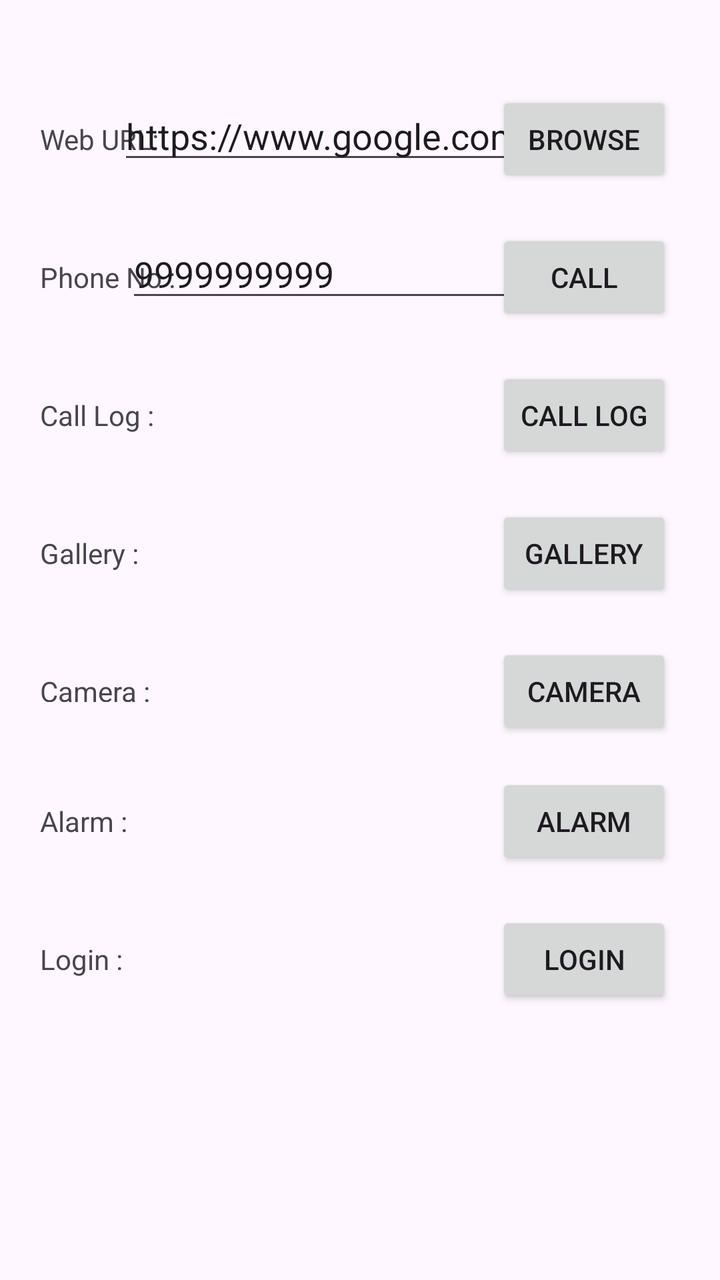
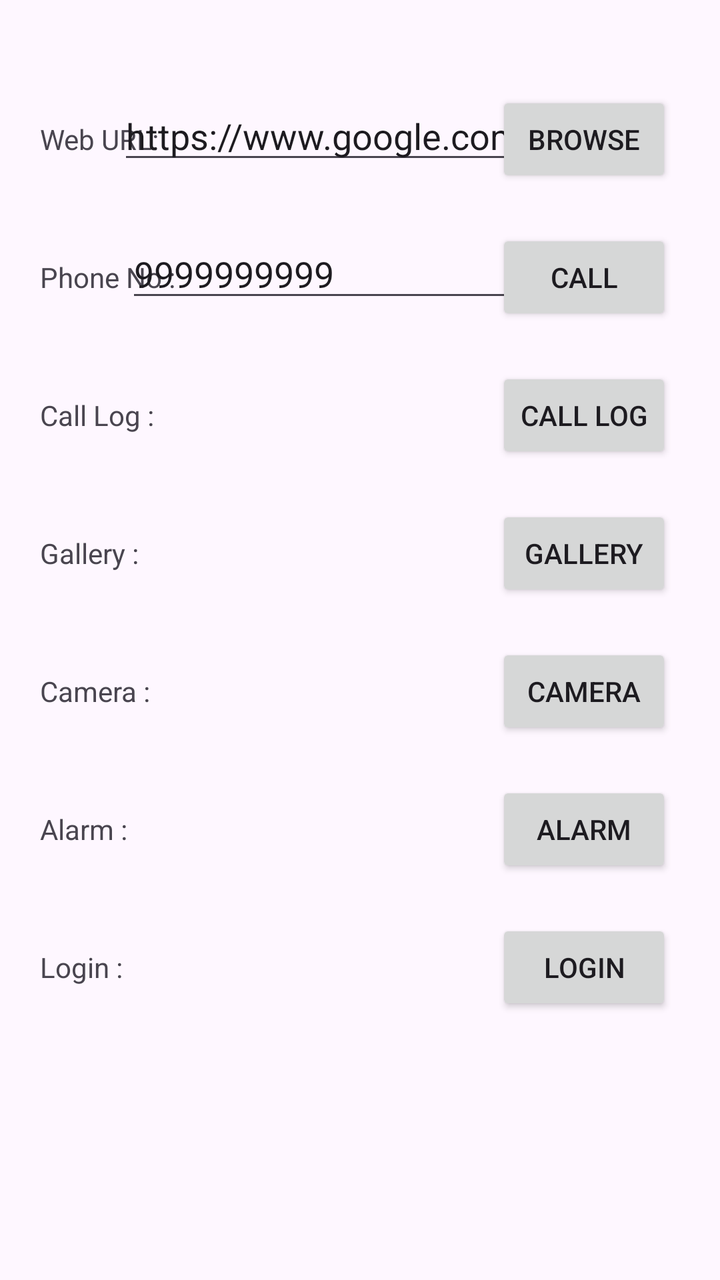

Screens rendered from an Android XML layout before and after an edit, with the pre-edit source and the edit as a unified diff.
<!-- AndroidManifest.xml: application theme Theme._24012011189_mad_p3 -->
<!-- res/layout/activity_main.xml -->
<?xml version="1.0" encoding="utf-8"?>
<androidx.constraintlayout.widget.ConstraintLayout xmlns:android="http://schemas.android.com/apk/res/android"
    xmlns:app="http://schemas.android.com/apk/res-auto"
    xmlns:tools="http://schemas.android.com/tools"
    android:id="@+id/main"
    android:layout_width="match_parent"
    android:layout_height="match_parent"
    tools:context=".MainActivity">

    <TextView
        android:id="@+id/textView3"
        android:layout_width="wrap_content"
        android:layout_height="wrap_content"
        android:layout_marginStart="20dp"
        android:layout_marginTop="60dp"
        android:text="Web URL:"
        android:textSize="14sp"
        app:layout_constraintStart_toStartOf="parent"
        app:layout_constraintTop_toTopOf="parent" />

    <EditText
        android:id="@+id/editTextText3"
        android:layout_width="wrap_content"
        android:layout_height="wrap_content"
        android:ems="10"
        android:inputType="text"
        android:text="https://www.google.com"
        app:layout_constraintBaseline_toBaselineOf="@+id/textView3"
        app:layout_constraintEnd_toStartOf="@+id/button3"
        app:layout_constraintStart_toEndOf="@+id/textView3" />

    <Button
        android:id="@+id/button3"
        android:layout_width="wrap_content"
        android:layout_height="wrap_content"
        android:layout_marginEnd="24dp"
        android:text="Browse"
        app:layout_constraintBaseline_toBaselineOf="@+id/editTextText3"
        app:layout_constraintEnd_toEndOf="parent" />

    <TextView
        android:id="@+id/textView4"
        android:layout_width="wrap_content"
        android:layout_height="wrap_content"
        android:layout_marginTop="50dp"
        android:text="Phone No :"
        android:textSize="14sp"
        app:layout_constraintStart_toStartOf="@+id/textView3"
        app:layout_constraintTop_toBottomOf="@+id/textView3" />

    <EditText
        android:id="@+id/editTextText4"
        android:layout_width="wrap_content"
        android:layout_height="wrap_content"
        android:ems="10"
        android:inputType="text"
        android:text="9999999999"
        app:layout_constraintBaseline_toBaselineOf="@+id/textView4"
        app:layout_constraintEnd_toStartOf="@+id/button4"
        app:layout_constraintStart_toEndOf="@+id/textView4" />

    <Button
        android:id="@+id/button4"
        android:layout_width="wrap_content"
        android:layout_height="wrap_content"
        android:text="Call"
        app:layout_constraintBaseline_toBaselineOf="@+id/editTextText4"
        app:layout_constraintEnd_toEndOf="@+id/button3" />

    <TextView
        android:id="@+id/textView5"
        android:layout_width="wrap_content"
        android:layout_height="wrap_content"
        android:layout_marginTop="50dp"
        android:text="Call Log :"
        app:layout_constraintStart_toStartOf="@+id/textView4"
        app:layout_constraintTop_toBottomOf="@+id/textView4" />

    <Button
        android:id="@+id/button5"
        android:layout_width="wrap_content"
        android:layout_height="wrap_content"
        android:text="Call Log"
        app:layout_constraintBaseline_toBaselineOf="@+id/textView5"
        app:layout_constraintEnd_toEndOf="@+id/button4" />

    <TextView
        android:id="@+id/textView6"
        android:layout_width="wrap_content"
        android:layout_height="wrap_content"
        android:layout_marginTop="50dp"
        android:text="Gallery :"
        app:layout_constraintStart_toStartOf="@+id/textView5"
        app:layout_constraintTop_toBottomOf="@+id/textView5" />

    <Button
        android:id="@+id/button6"
        android:layout_width="wrap_content"
        android:layout_height="wrap_content"
        android:text="Gallery"
        app:layout_constraintBaseline_toBaselineOf="@+id/textView6"
        app:layout_constraintEnd_toEndOf="@+id/button5" />

    <TextView
        android:id="@+id/textView7"
        android:layout_width="56dp"
        android:layout_height="15dp"
        android:layout_marginTop="50dp"
        android:text="Camera :"
        app:layout_constraintStart_toStartOf="@+id/textView6"
        app:layout_constraintTop_toBottomOf="@+id/textView6" />

    <Button
        android:id="@+id/button7"
        android:layout_width="wrap_content"
        android:layout_height="wrap_content"
        android:text="Camera"
        app:layout_constraintBaseline_toBaselineOf="@+id/textView7"
        app:layout_constraintEnd_toEndOf="@+id/button6" />

    <TextView
        android:id="@+id/textView8"
        android:layout_width="wrap_content"
        android:layout_height="wrap_content"
        android:layout_marginTop="50dp"
        android:text="Alarm :"
        app:layout_constraintStart_toStartOf="@+id/textView7"
        app:layout_constraintTop_toBottomOf="@+id/textView7" />

    <Button
        android:id="@+id/button"
        android:layout_width="wrap_content"
        android:layout_height="wrap_content"
        android:text="Alarm"
        app:layout_constraintBaseline_toBaselineOf="@+id/textView8"
        app:layout_constraintEnd_toEndOf="@+id/button7" />

    <TextView
        android:id="@+id/textView"
        android:layout_width="wrap_content"
        android:layout_height="wrap_content"
        android:layout_marginTop="50dp"
        android:text="Login :"
        app:layout_constraintStart_toStartOf="@+id/textView8"
        app:layout_constraintTop_toBottomOf="@+id/textView8" />

    <Button
        android:id="@+id/button2"
        android:layout_width="wrap_content"
        android:layout_height="wrap_content"
        android:text="Login"
        app:layout_constraintBaseline_toBaselineOf="@+id/textView"
        app:layout_constraintEnd_toEndOf="@+id/button" />
</androidx.constraintlayout.widget.ConstraintLayout>
<!-- resources referenced by this layout -->
<resources>
  <style name="Theme._24012011189_mad_p3" parent="Base.Theme._24012011189_mad_p3" />
  <style name="Base.Theme._24012011189_mad_p3" parent="Theme.Material3.DayNight.NoActionBar">
          
          
      </style>
</resources>

<!-- the commit's change to res/layout/activity_main.xml (unified diff, before → after) -->
@@ -13,7 +13,8 @@
         android:layout_height="wrap_content"
         android:layout_marginStart="20dp"
         android:layout_marginTop="60dp"
-        android:text="Web URL:"
+        android:labelFor="@+id/editTextText3"
+        android:text="@string/web_url_label"
         android:textSize="14sp"
         app:layout_constraintStart_toStartOf="parent"
         app:layout_constraintTop_toTopOf="parent" />
@@ -22,9 +23,10 @@
         android:id="@+id/editTextText3"
         android:layout_width="wrap_content"
         android:layout_height="wrap_content"
+        android:autofillHints="url"
         android:ems="10"
-        android:inputType="text"
-        android:text="https://www.google.com"
+        android:inputType="textUri"
+        android:text="@string/default_web_url"
         app:layout_constraintBaseline_toBaselineOf="@+id/textView3"
         app:layout_constraintEnd_toStartOf="@+id/button3"
         app:layout_constraintStart_toEndOf="@+id/textView3" />
@@ -34,7 +36,7 @@
         android:layout_width="wrap_content"
         android:layout_height="wrap_content"
         android:layout_marginEnd="24dp"
-        android:text="Browse"
+        android:text="@string/browse"
         app:layout_constraintBaseline_toBaselineOf="@+id/editTextText3"
         app:layout_constraintEnd_toEndOf="parent" />
 
@@ -43,7 +45,8 @@
         android:layout_width="wrap_content"
         android:layout_height="wrap_content"
         android:layout_marginTop="50dp"
-        android:text="Phone No :"
+        android:labelFor="@+id/editTextText4"
+        android:text="@string/phone_no_label"
         android:textSize="14sp"
         app:layout_constraintStart_toStartOf="@+id/textView3"
         app:layout_constraintTop_toBottomOf="@+id/textView3" />
@@ -52,9 +55,10 @@
         android:id="@+id/editTextText4"
         android:layout_width="wrap_content"
         android:layout_height="wrap_content"
+        android:autofillHints="phone"
         android:ems="10"
-        android:inputType="text"
-        android:text="9999999999"
+        android:inputType="phone"
+        android:text="@string/default_phone_no"
         app:layout_constraintBaseline_toBaselineOf="@+id/textView4"
         app:layout_constraintEnd_toStartOf="@+id/button4"
         app:layout_constraintStart_toEndOf="@+id/textView4" />
@@ -63,7 +67,7 @@
         android:id="@+id/button4"
         android:layout_width="wrap_content"
         android:layout_height="wrap_content"
-        android:text="Call"
+        android:text="@string/call"
         app:layout_constraintBaseline_toBaselineOf="@+id/editTextText4"
         app:layout_constraintEnd_toEndOf="@+id/button3" />
 
@@ -72,7 +76,7 @@
         android:layout_width="wrap_content"
         android:layout_height="wrap_content"
         android:layout_marginTop="50dp"
-        android:text="Call Log :"
+        android:text="@string/call_log_label"
         app:layout_constraintStart_toStartOf="@+id/textView4"
         app:layout_constraintTop_toBottomOf="@+id/textView4" />
 
@@ -80,7 +84,7 @@
         android:id="@+id/button5"
         android:layout_width="wrap_content"
         android:layout_height="wrap_content"
-        android:text="Call Log"
+        android:text="@string/call_log"
         app:layout_constraintBaseline_toBaselineOf="@+id/textView5"
         app:layout_constraintEnd_toEndOf="@+id/button4" />
 
@@ -89,7 +93,7 @@
         android:layout_width="wrap_content"
         android:layout_height="wrap_content"
         android:layout_marginTop="50dp"
-        android:text="Gallery :"
+        android:text="@string/gallery_label"
         app:layout_constraintStart_toStartOf="@+id/textView5"
         app:layout_constraintTop_toBottomOf="@+id/textView5" />
 
@@ -97,16 +101,16 @@
         android:id="@+id/button6"
         android:layout_width="wrap_content"
         android:layout_height="wrap_content"
-        android:text="Gallery"
+        android:text="@string/gallery"
         app:layout_constraintBaseline_toBaselineOf="@+id/textView6"
         app:layout_constraintEnd_toEndOf="@+id/button5" />
 
     <TextView
         android:id="@+id/textView7"
-        android:layout_width="56dp"
-        android:layout_height="15dp"
+        android:layout_width="wrap_content"
+        android:layout_height="wrap_content"
         android:layout_marginTop="50dp"
-        android:text="Camera :"
+        android:text="@string/camera_label"
         app:layout_constraintStart_toStartOf="@+id/textView6"
         app:layout_constraintTop_toBottomOf="@+id/textView6" />
 
@@ -114,7 +118,7 @@
         android:id="@+id/button7"
         android:layout_width="wrap_content"
         android:layout_height="wrap_content"
-        android:text="Camera"
+        android:text="@string/camera"
         app:layout_constraintBaseline_toBaselineOf="@+id/textView7"
         app:layout_constraintEnd_toEndOf="@+id/button6" />
 
@@ -123,7 +127,7 @@
         android:layout_width="wrap_content"
         android:layout_height="wrap_content"
         android:layout_marginTop="50dp"
-        android:text="Alarm :"
+        android:text="@string/alarm_label"
         app:layout_constraintStart_toStartOf="@+id/textView7"
         app:layout_constraintTop_toBottomOf="@+id/textView7" />
 
@@ -131,7 +135,7 @@
         android:id="@+id/button"
         android:layout_width="wrap_content"
         android:layout_height="wrap_content"
-        android:text="Alarm"
+        android:text="@string/alarm"
         app:layout_constraintBaseline_toBaselineOf="@+id/textView8"
         app:layout_constraintEnd_toEndOf="@+id/button7" />
 
@@ -140,7 +144,7 @@
         android:layout_width="wrap_content"
         android:layout_height="wrap_content"
         android:layout_marginTop="50dp"
-        android:text="Login :"
+        android:text="@string/login_label"
         app:layout_constraintStart_toStartOf="@+id/textView8"
         app:layout_constraintTop_toBottomOf="@+id/textView8" />
 
@@ -148,7 +152,7 @@
         android:id="@+id/button2"
         android:layout_width="wrap_content"
         android:layout_height="wrap_content"
-        android:text="Login"
+        android:text="@string/login"
         app:layout_constraintBaseline_toBaselineOf="@+id/textView"
         app:layout_constraintEnd_toEndOf="@+id/button" />
 </androidx.constraintlayout.widget.ConstraintLayout>
<!-- resource entries referenced after the edit -->
@@ -1,5 +1,21 @@
 <!-- resources referenced by this layout -->
 <resources>
+  <string name="alarm">Alarm</string>
+  <string name="alarm_label">Alarm :</string>
+  <string name="browse">Browse</string>
+  <string name="call">Call</string>
+  <string name="call_log">Call Log</string>
+  <string name="call_log_label">Call Log :</string>
+  <string name="camera">Camera</string>
+  <string name="camera_label">Camera :</string>
+  <string name="default_phone_no">9999999999</string>
+  <string name="default_web_url">https://www.google.com</string>
+  <string name="gallery">Gallery</string>
+  <string name="gallery_label">Gallery :</string>
+  <string name="login">Login</string>
+  <string name="login_label">Login :</string>
+  <string name="phone_no_label">Phone No :</string>
+  <string name="web_url_label">Web URL:</string>
   <style name="Theme._24012011189_mad_p3" parent="Base.Theme._24012011189_mad_p3" />
   <style name="Base.Theme._24012011189_mad_p3" parent="Theme.Material3.DayNight.NoActionBar">
           
